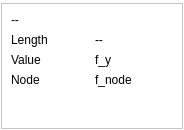
This is src/grafdetail.ui in hobrasoft/simul6 as Qt 5 draws it before an edit. The edited form follows.
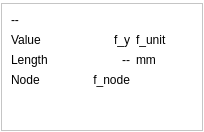
This is the edited form.

The edit to the form file:
```diff
--- a/src/grafdetail.ui
+++ b/src/grafdetail.ui
@@ -9,8 +9,8 @@
    <rect>
     <x>0</x>
     <y>0</y>
-    <width>184</width>
-    <height>130</height>
+    <width>204</width>
+    <height>132</height>
    </rect>
   </property>
   <property name="windowTitle">
@@ -44,56 +44,7 @@
       <enum>QFrame::Raised</enum>
      </property>
      <layout class="QGridLayout" name="gridLayout">
-      <item row="0" column="0">
-       <widget class="QLabel" name="f_name">
-        <property name="text">
-         <string>--</string>
-        </property>
-       </widget>
-      </item>
-      <item row="1" column="0">
-       <widget class="QLabel" name="label_2">
-        <property name="text">
-         <string>Length</string>
-        </property>
-       </widget>
-      </item>
-      <item row="1" column="1">
-       <widget class="QLabel" name="f_x">
-        <property name="text">
-         <string>--</string>
-        </property>
-       </widget>
-      </item>
-      <item row="2" column="0">
-       <widget class="QLabel" name="label_3">
-        <property name="text">
-         <string>Value</string>
-        </property>
-       </widget>
-      </item>
-      <item row="2" column="1">
-       <widget class="QLabel" name="f_y">
-        <property name="text">
-         <string>f_y</string>
-        </property>
-       </widget>
-      </item>
-      <item row="3" column="0">
-       <widget class="QLabel" name="label_4">
-        <property name="text">
-         <string>Node</string>
-        </property>
-       </widget>
-      </item>
-      <item row="3" column="1">
-       <widget class="QLabel" name="f_node">
-        <property name="text">
-         <string>f_node</string>
-        </property>
-       </widget>
-      </item>
-      <item row="4" column="1">
+      <item row="5" column="1">
        <spacer name="verticalSpacer">
         <property name="orientation">
          <enum>Qt::Vertical</enum>
@@ -106,6 +57,78 @@
         </property>
        </spacer>
       </item>
+      <item row="4" column="0">
+       <widget class="QLabel" name="label_4">
+        <property name="text">
+         <string>Node</string>
+        </property>
+       </widget>
+      </item>
+      <item row="2" column="1">
+       <widget class="QLabel" name="f_x">
+        <property name="text">
+         <string>--</string>
+        </property>
+        <property name="alignment">
+         <set>Qt::AlignRight|Qt::AlignTrailing|Qt::AlignVCenter</set>
+        </property>
+       </widget>
+      </item>
+      <item row="1" column="0">
+       <widget class="QLabel" name="label_3">
+        <property name="text">
+         <string>Value</string>
+        </property>
+       </widget>
+      </item>
+      <item row="2" column="0">
+       <widget class="QLabel" name="label_2">
+        <property name="text">
+         <string>Length</string>
+        </property>
+       </widget>
+      </item>
+      <item row="1" column="1">
+       <widget class="QLabel" name="f_y">
+        <property name="text">
+         <string>f_y</string>
+        </property>
+        <property name="alignment">
+         <set>Qt::AlignRight|Qt::AlignTrailing|Qt::AlignVCenter</set>
+        </property>
+       </widget>
+      </item>
+      <item row="0" column="0" colspan="2">
+       <widget class="QLabel" name="f_name">
+        <property name="text">
+         <string>--</string>
+        </property>
+       </widget>
+      </item>
+      <item row="4" column="1">
+       <widget class="QLabel" name="f_node">
+        <property name="text">
+         <string>f_node</string>
+        </property>
+        <property name="alignment">
+         <set>Qt::AlignRight|Qt::AlignTrailing|Qt::AlignVCenter</set>
+        </property>
+       </widget>
+      </item>
+      <item row="1" column="2">
+       <widget class="QLabel" name="f_unit">
+        <property name="text">
+         <string>f_unit</string>
+        </property>
+       </widget>
+      </item>
+      <item row="2" column="2">
+       <widget class="QLabel" name="label_5">
+        <property name="text">
+         <string>mm</string>
+        </property>
+       </widget>
+      </item>
      </layout>
     </widget>
    </item>
```
